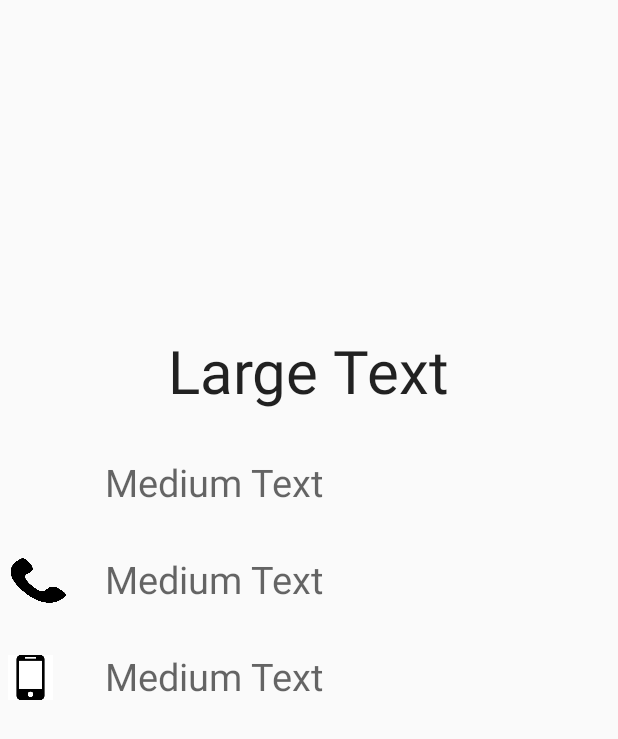
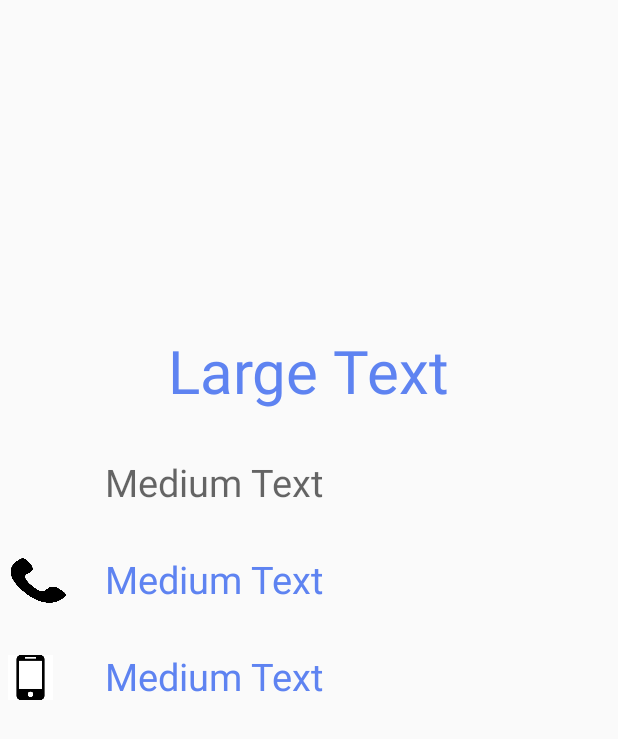
Before and after one commit to mahmoudelgamal1997/firebase, an Android app: the layout activity_shop_details.xml on its own in the app's theme, with its tools: preview values and no code run, on a phone screen of 412 x 824 dp. Shown: the top 739 px of the screen. Run offline under Robolectric (Android 15) with nearby library versions, the phone set to English and light mode, and no system bars.

Commit message:
retrieve phone number and making design

```diff
--- a/app/src/main/res/layout/activity_main.xml
+++ b/app/src/main/res/layout/activity_main.xml
@@ -8,7 +8,7 @@
     android:paddingRight="@dimen/activity_horizontal_margin"
     android:paddingTop="@dimen/activity_vertical_margin"
     tools:context="com.example2017.android.firebase.MainActivity"
-    android:background="@drawable/mainbackground">
+    android:background="@drawable/main">
 
   <Button
       android:layout_width="wrap_content"
@@ -18,7 +18,7 @@
       android:textColor="#FFFFFFFF"
       android:id="@+id/button4"
       android:onClick="start"
-      android:background="@drawable/backbutton"
+      android:background="@drawable/edittext"
       android:layout_alignParentBottom="true"
       android:layout_centerHorizontal="true"
       android:layout_marginBottom="100dp" />
@@ -32,7 +32,7 @@
       android:textColor="#FFFFFFFF"
       android:id="@+id/button3"
       android:onClick="code"
-      android:background="@drawable/backbutton"
+      android:background="@drawable/butt"
       android:layout_alignParentBottom="true"
       android:layout_centerHorizontal="true"
       android:layout_marginBottom="161dp" />
--- a/app/src/main/res/layout/activity_shop_details.xml
+++ b/app/src/main/res/layout/activity_shop_details.xml
@@ -26,7 +26,8 @@
             android:id="@+id/title_text"
             android:layout_row="1"
             android:layout_column="1"
-            android:layout_gravity="center_horizontal" />
+            android:layout_gravity="center_horizontal"
+            android:textColor="#5e83f1" />
 
         <ImageView
             android:layout_width="40dp"
@@ -64,7 +65,8 @@
             android:layout_marginTop="30dp"
             android:layout_marginLeft="70dp"
             android:layout_row="3"
-            android:layout_column="1" />
+            android:layout_column="1"
+            android:textColor="#5e83f1" />
 
 
         <ImageView
@@ -87,7 +89,8 @@
             android:layout_marginTop="30dp"
             android:layout_marginLeft="70dp"
             android:layout_row="4"
-            android:layout_column="1" />
+            android:layout_column="1"
+            android:textColor="#5e83f1" />
 
 
 
```
Also changed, not shown: app/src/main/java/com/example2017/android/firebase/CheckCode.java (+22 -5 lines), app/src/main/res/layout/activity_check_code.xml (+10 -22 lines), app/src/main/res/drawable/but.png (added), app/src/main/res/drawable/butt.png (added), app/src/main/res/drawable/edittext.png (added), app/src/main/res/drawable/main.png (added), app/src/main/res/drawable/mm.png (added), app/src/main/res/drawable/x.png (added), app/src/main/res/drawable/xicon.png (added).
